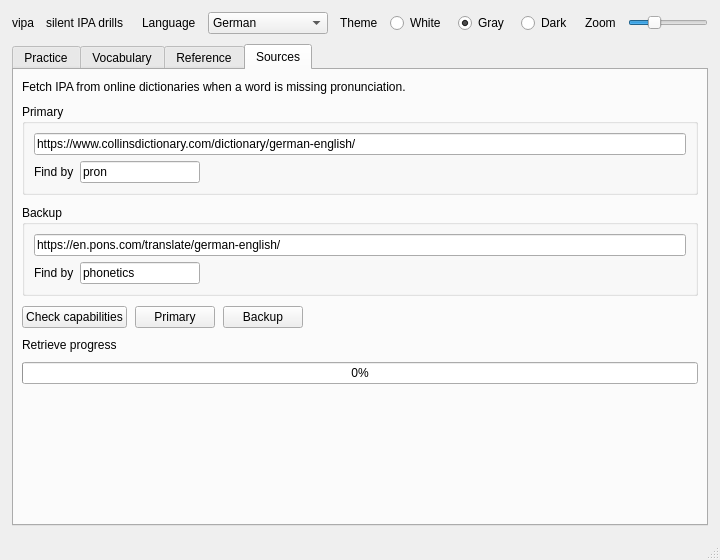
The window that ui/main_window.ui (denizisik1/silent-vocabulary) describes before a commit, drawn with Qt 5.
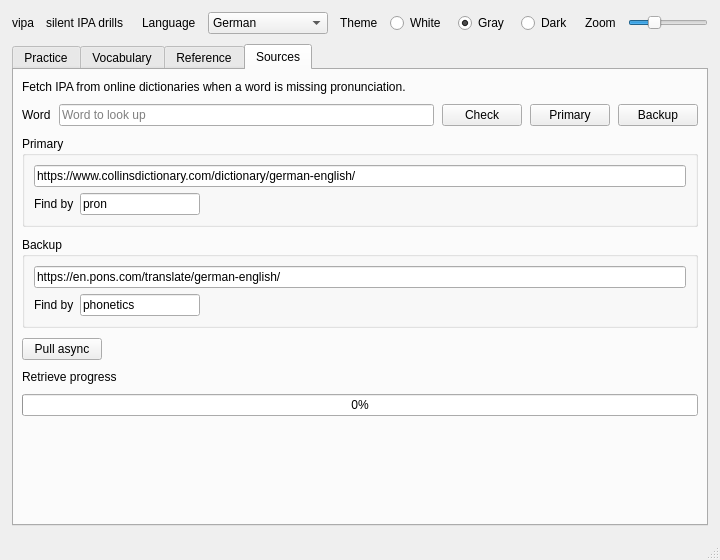
The same window after the commit. The open tabs and pages were chosen to show the change.

Commit message: refactor(ui): add button(s) to the other tab

Patch:
```diff
--- a/ui/main_window.ui
+++ b/ui/main_window.ui
@@ -359,13 +359,6 @@
              </property>
             </widget>
            </item>
-           <item>
-            <widget class="QPushButton" name="pushButton_5">
-             <property name="text">
-              <string>Pull async</string>
-             </property>
-            </widget>
-           </item>
            <item>
             <spacer name="previewSpacer">
              <property name="orientation">
@@ -812,6 +805,62 @@
           </property>
          </widget>
         </item>
+        <item>
+         <widget class="QWidget" name="retrieveWordWidget">
+          <layout class="QHBoxLayout" name="retrieveWordLayout">
+           <property name="spacing">
+            <number>8</number>
+           </property>
+           <property name="leftMargin">
+            <number>0</number>
+           </property>
+           <property name="topMargin">
+            <number>0</number>
+           </property>
+           <property name="rightMargin">
+            <number>0</number>
+           </property>
+           <property name="bottomMargin">
+            <number>0</number>
+           </property>
+           <item>
+            <widget class="QLabel" name="label_retrieve_word">
+             <property name="text">
+              <string>Word</string>
+             </property>
+            </widget>
+           </item>
+           <item>
+            <widget class="QLineEdit" name="lineEdit_retrieve_word">
+             <property name="placeholderText">
+              <string>Word to look up</string>
+             </property>
+            </widget>
+           </item>
+           <item>
+            <widget class="QPushButton" name="pushButton_8">
+             <property name="text">
+              <string>Check</string>
+             </property>
+            </widget>
+           </item>
+           <item>
+            <widget class="QPushButton" name="pushButton_6">
+             <property name="text">
+              <string>Primary</string>
+             </property>
+            </widget>
+           </item>
+           <item>
+            <widget class="QPushButton" name="pushButton_7">
+             <property name="text">
+              <string>Backup</string>
+             </property>
+            </widget>
+           </item>
+          </layout>
+         </widget>
+        </item>
         <item>
          <widget class="QGroupBox" name="groupBox_7">
           <property name="title">
@@ -936,23 +985,9 @@
            <number>8</number>
           </property>
           <item>
-           <widget class="QPushButton" name="pushButton_8">
+           <widget class="QPushButton" name="pushButton_5">
             <property name="text">
-             <string>Check capabilities</string>
-            </property>
-           </widget>
-          </item>
-          <item>
-           <widget class="QPushButton" name="pushButton_6">
-            <property name="text">
-             <string>Primary</string>
-            </property>
-           </widget>
-          </item>
-          <item>
-           <widget class="QPushButton" name="pushButton_7">
-            <property name="text">
-             <string>Backup</string>
+             <string>Pull async</string>
             </property>
            </widget>
           </item>
```
Left out of the diff: 20 changed lines with no effect on the pictures. The commit also changes 1 other file.
